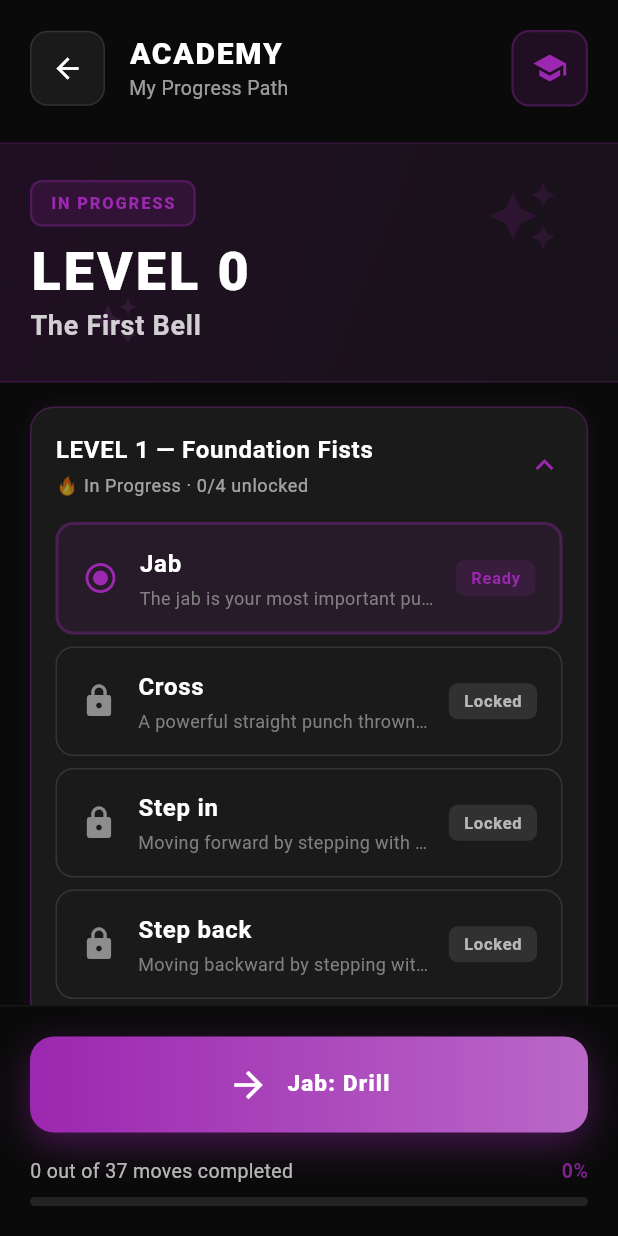
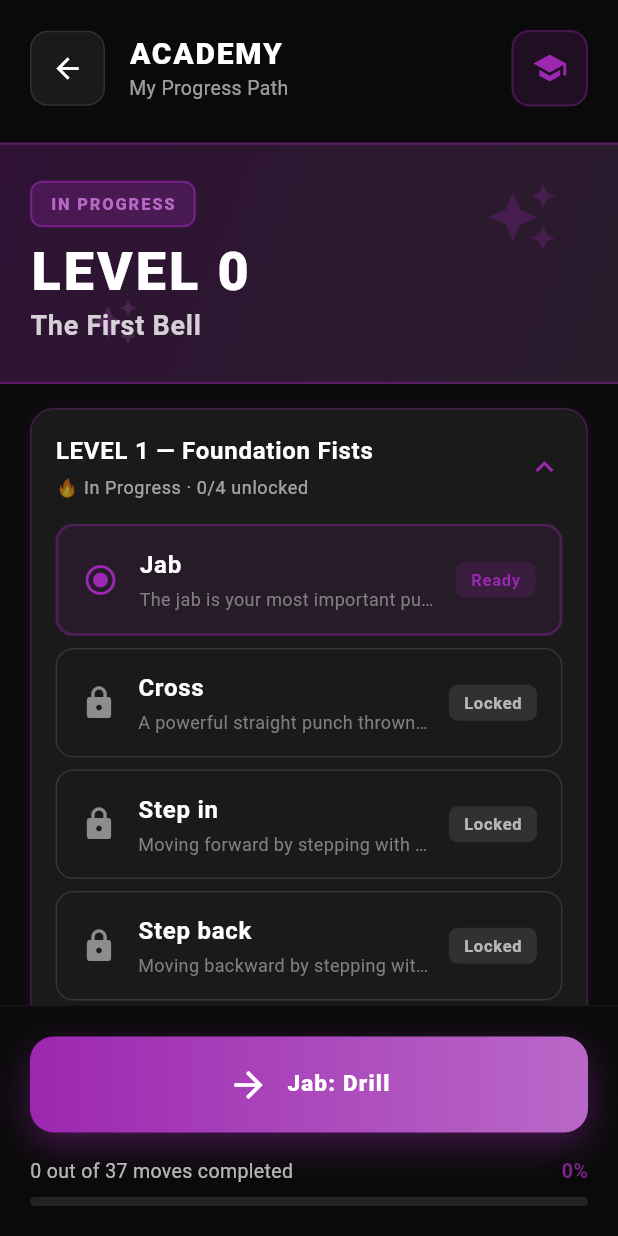
Before and after one commit to mikebg95/fight-my-shadow, a Flutter app: the LearningProgressScreen screen opened by its route, on a phone screen of 412 x 824 dp. Run offline on Flutter 3.47's test engine with Material 3 defaults, Android fonts, the phone set to English and light mode, and no system bars; our stand-ins replace audioplayers, flutter_tts, shared_preferences; accounts and stored records are empty.

Commit message:
Fix Academy hero banner visibility
Increased alpha values to make the banner visible:
- Background gradient: 0.15/0.08 → 0.25/0.18
- Border: 0.2 → 0.4 (width 1 → 1.5)
- Confetti icons: 0.15/0.12 → 0.25/0.2
- Badge background: 0.15 → 0.25 (IN PROGRESS) / 0.2 (COMPLETED)
- Badge border: 0.3 → 0.5
- Badge text color: primary → secondary (brighter purple)

The banner is now clearly visible against the dark background.

🤖 Generated with [Claude Code](https://claude.com/claude-code)

Co-Authored-By: Claude Sonnet 4.5 <noreply@anthropic.com>

```diff
--- a/lib/screens/learning_progress_screen.dart
+++ b/lib/screens/learning_progress_screen.dart
@@ -128,18 +128,18 @@ class LearningProgressScreen extends StatelessWidget {
           begin: Alignment.topLeft,
           end: Alignment.bottomRight,
           colors: [
-            _academyPrimary.withValues(alpha: 0.15),
-            _academySecondary.withValues(alpha: 0.08),
+            _academyPrimary.withValues(alpha: 0.25),
+            _academySecondary.withValues(alpha: 0.18),
           ],
         ),
         border: Border(
           top: BorderSide(
-            color: _academyPrimary.withValues(alpha: 0.2),
-            width: 1,
+            color: _academyPrimary.withValues(alpha: 0.4),
+            width: 1.5,
           ),
           bottom: BorderSide(
-            color: _academyPrimary.withValues(alpha: 0.2),
-            width: 1,
+            color: _academyPrimary.withValues(alpha: 0.4),
+            width: 1.5,
           ),
         ),
       ),
@@ -151,7 +151,7 @@ class LearningProgressScreen extends StatelessWidget {
             right: 20,
             child: Icon(
               Icons.auto_awesome,
-              color: _academyPrimary.withValues(alpha: 0.15),
+              color: _academyPrimary.withValues(alpha: 0.25),
               size: 48,
             ),
           ),
@@ -160,7 +160,7 @@ class LearningProgressScreen extends StatelessWidget {
             left: 40,
             child: Icon(
               Icons.auto_awesome,
-              color: _academySecondary.withValues(alpha: 0.12),
+              color: _academySecondary.withValues(alpha: 0.2),
               size: 32,
             ),
           ),
@@ -174,13 +174,13 @@ class LearningProgressScreen extends StatelessWidget {
                 padding: const EdgeInsets.symmetric(horizontal: 12, vertical: 6),
                 decoration: BoxDecoration(
                   color: isCompleted
-                      ? Colors.green.shade400.withValues(alpha: 0.15)
-                      : _academyPrimary.withValues(alpha: 0.15),
+                      ? Colors.green.shade400.withValues(alpha: 0.2)
+                      : _academyPrimary.withValues(alpha: 0.25),
                   borderRadius: BorderRadius.circular(8),
                   border: Border.all(
                     color: isCompleted
-                        ? Colors.green.shade400.withValues(alpha: 0.3)
-                        : _academyPrimary.withValues(alpha: 0.3),
+                        ? Colors.green.shade400.withValues(alpha: 0.5)
+                        : _academyPrimary.withValues(alpha: 0.5),
                     width: 1.5,
                   ),
                 ),
@@ -189,7 +189,7 @@ class LearningProgressScreen extends StatelessWidget {
                   style: TextStyle(
                     fontSize: 11,
                     fontWeight: FontWeight.w800,
-                    color: isCompleted ? Colors.green.shade400 : _academyPrimary,
+                    color: isCompleted ? Colors.green.shade300 : _academySecondary,
                     letterSpacing: 1.2,
                   ),
                 ),
```
